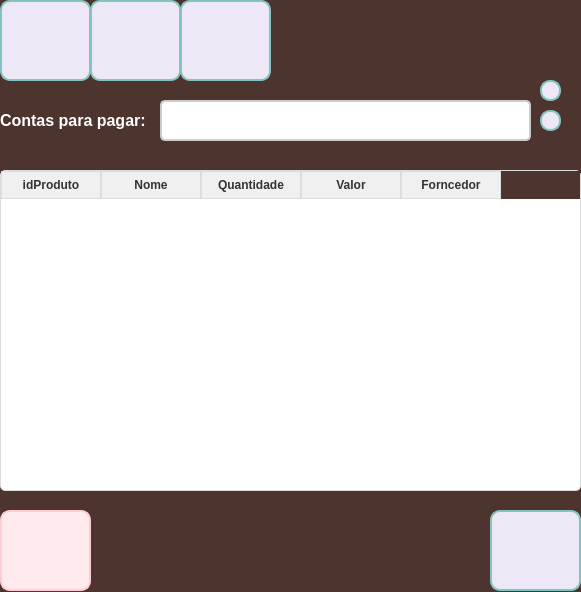
This is frm_Contas.ui in ArielAraujo18/ErpSistema as Qt 5 draws it before an edit. The edited form follows.
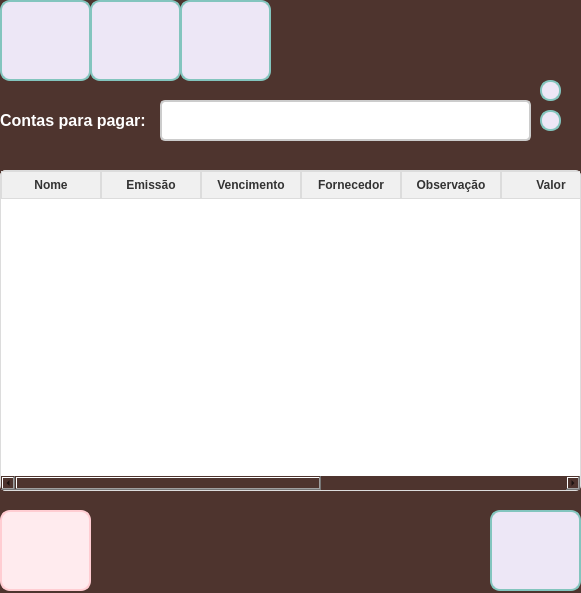
This is the edited form. Icons and pictures are not drawn.

Patch:
```diff
--- a/frm_Contas.ui
+++ b/frm_Contas.ui
@@ -7,7 +7,7 @@
     <x>0</x>
     <y>0</y>
     <width>581</width>
-    <height>592</height>
+    <height>593</height>
    </rect>
   </property>
   <property name="windowTitle">
@@ -462,11 +462,6 @@
 }
 </string>
    </property>
-   <column>
-    <property name="text">
-     <string>idProduto</string>
-    </property>
-   </column>
    <column>
     <property name="text">
      <string>Nome</string>
@@ -474,7 +469,22 @@
    </column>
    <column>
     <property name="text">
-     <string>Quantidade</string>
+     <string>Emissão</string>
+    </property>
+   </column>
+   <column>
+    <property name="text">
+     <string>Vencimento</string>
+    </property>
+   </column>
+   <column>
+    <property name="text">
+     <string>Fornecedor</string>
+    </property>
+   </column>
+   <column>
+    <property name="text">
+     <string>Observação</string>
     </property>
    </column>
    <column>
@@ -484,7 +494,17 @@
    </column>
    <column>
     <property name="text">
-     <string>Forncedor</string>
+     <string>Parcelas</string>
+    </property>
+   </column>
+   <column>
+    <property name="text">
+     <string>Forma de pagamento</string>
+    </property>
+   </column>
+   <column>
+    <property name="text">
+     <string>Situação</string>
     </property>
    </column>
   </widget>
```
